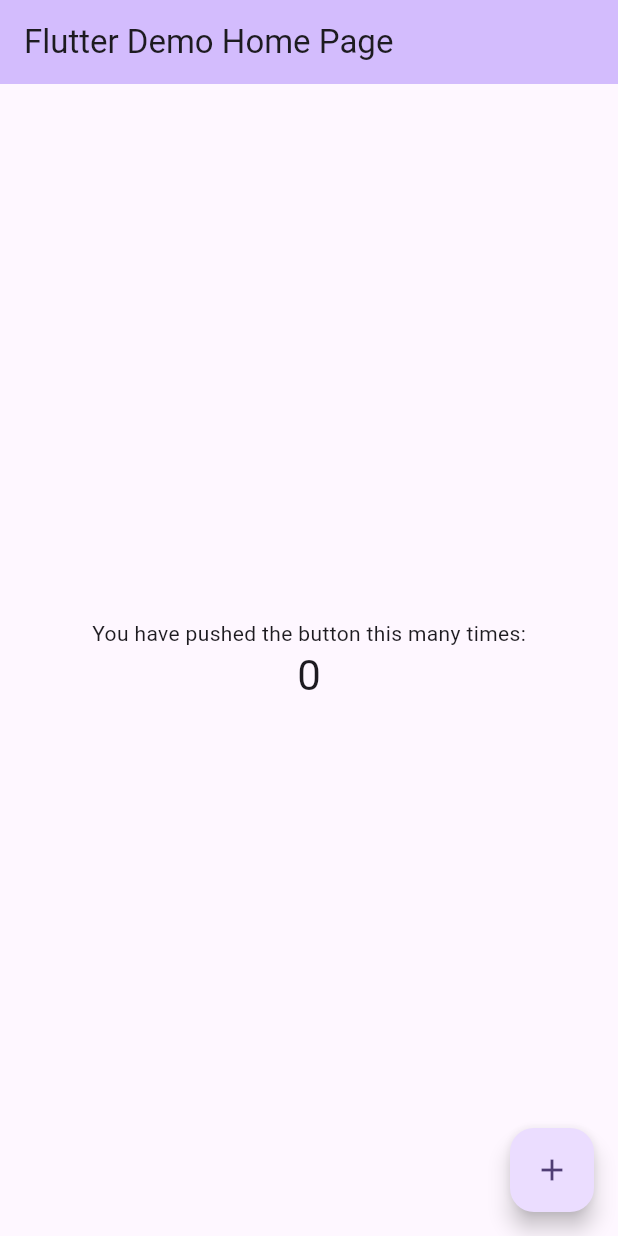
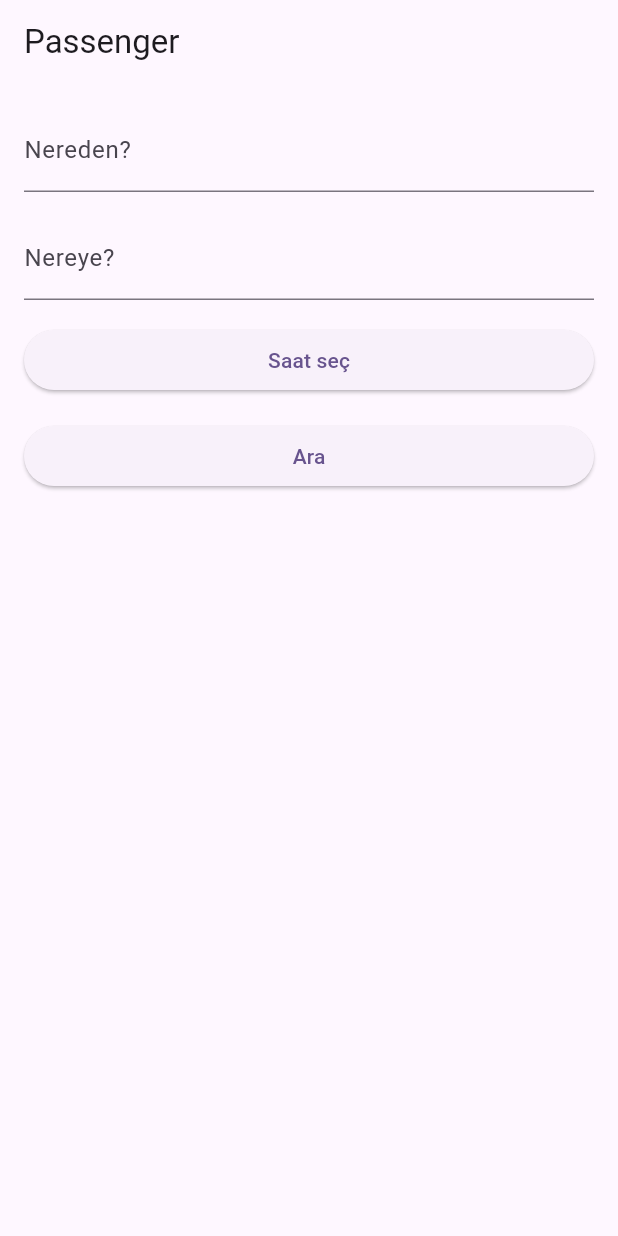
Before and after one commit to TunahanDso/NoTaxi, a Flutter app: the screen it shows after launch, on a phone screen of 412 x 824 dp. Run offline on Flutter 3.47's test engine with Material 3 defaults, Android fonts, the phone set to English and light mode, and no system bars.

Commit message:
Add PassengerScreen UI

```diff
--- a/mobile/lib/main.dart
+++ b/mobile/lib/main.dart
@@ -1,4 +1,5 @@
 import 'package:flutter/material.dart';
+import 'screens/passenger_screen.dart';
 
 void main() {
   runApp(const MyApp());
@@ -30,93 +31,7 @@ class MyApp extends StatelessWidget {
         // tested with just a hot reload.
         colorScheme: ColorScheme.fromSeed(seedColor: Colors.deepPurple),
       ),
-      home: const MyHomePage(title: 'Flutter Demo Home Page'),
+      home: const PassengerScreen(),
     );
   }
 }
-
-class MyHomePage extends StatefulWidget {
-  const MyHomePage({super.key, required this.title});
-
-  // This widget is the home page of your application. It is stateful, meaning
-  // that it has a State object (defined below) that contains fields that affect
-  // how it looks.
-
-  // This class is the configuration for the state. It holds the values (in this
-  // case the title) provided by the parent (in this case the App widget) and
-  // used by the build method of the State. Fields in a Widget subclass are
-  // always marked "final".
-
-  final String title;
-
-  @override
-  State<MyHomePage> createState() => _MyHomePageState();
-}
-
-class _MyHomePageState extends State<MyHomePage> {
-  int _counter = 0;
-
-  void _incrementCounter() {
-    setState(() {
-      // This call to setState tells the Flutter framework that something has
-      // changed in this State, which causes it to rerun the build method below
-      // so that the display can reflect the updated values. If we changed
-      // _counter without calling setState(), then the build method would not be
-      // called again, and so nothing would appear to happen.
-      _counter++;
-    });
-  }
-
-  @override
-  Widget build(BuildContext context) {
-    // This method is rerun every time setState is called, for instance as done
-    // by the _incrementCounter method above.
-    //
-    // The Flutter framework has been optimized to make rerunning build methods
-    // fast, so that you can just rebuild anything that needs updating rather
-    // than having to individually change instances of widgets.
-    return Scaffold(
-      appBar: AppBar(
-        // TRY THIS: Try changing the color here to a specific color (to
-        // Colors.amber, perhaps?) and trigger a hot reload to see the AppBar
-        // change color while the other colors stay the same.
-        backgroundColor: Theme.of(context).colorScheme.inversePrimary,
-        // Here we take the value from the MyHomePage object that was created by
-        // the App.build method, and use it to set our appbar title.
-        title: Text(widget.title),
-      ),
-      body: Center(
-        // Center is a layout widget. It takes a single child and positions it
-        // in the middle of the parent.
-        child: Column(
-          // Column is also a layout widget. It takes a list of children and
-          // arranges them vertically. By default, it sizes itself to fit its
-          // children horizontally, and tries to be as tall as its parent.
-          //
-          // Column has various properties to control how it sizes itself and
-          // how it positions its children. Here we use mainAxisAlignment to
-          // center the children vertically; the main axis here is the vertical
-          // axis because Columns are vertical (the cross axis would be
-          // horizontal).
-          //
-          // TRY THIS: Invoke "debug painting" (choose the "Toggle Debug Paint"
-          // action in the IDE, or press "p" in the console), to see the
-          // wireframe for each widget.
-          mainAxisAlignment: MainAxisAlignment.center,
-          children: <Widget>[
-            const Text('You have pushed the button this many times:'),
-            Text(
-              '$_counter',
-              style: Theme.of(context).textTheme.headlineMedium,
-            ),
-          ],
-        ),
-      ),
-      floatingActionButton: FloatingActionButton(
-        onPressed: _incrementCounter,
-        tooltip: 'Increment',
-        child: const Icon(Icons.add),
-      ), // This trailing comma makes auto-formatting nicer for build methods.
-    );
-  }
-}
--- /dev/null
+++ b/mobile/lib/screens/passenger_screen.dart
@@ -0,0 +1,66 @@
+import 'package:flutter/material.dart';
+
+class PassengerScreen extends StatefulWidget {
+  const PassengerScreen({super.key});
+
+  @override
+  State<PassengerScreen> createState() => _PassengerScreenState();
+}
+
+class _PassengerScreenState extends State<PassengerScreen> {
+  TimeOfDay? _selectedTime;
+
+  Future<void> _selectTime(BuildContext context) async {
+    final TimeOfDay? picked = await showTimePicker(
+      context: context,
+      initialTime: _selectedTime ?? TimeOfDay.now(),
+    );
+    if (picked != null) {
+      setState(() {
+        _selectedTime = picked;
+      });
+    }
+  }
+
+  @override
+  Widget build(BuildContext context) {
+    return Scaffold(
+      appBar: AppBar(
+        title: const Text('Passenger'),
+      ),
+      body: Padding(
+        padding: const EdgeInsets.all(16),
+        child: Column(
+          crossAxisAlignment: CrossAxisAlignment.stretch,
+          children: [
+            TextField(
+              decoration: const InputDecoration(
+                labelText: 'Nereden?',
+              ),
+            ),
+            const SizedBox(height: 16),
+            TextField(
+              decoration: const InputDecoration(
+                labelText: 'Nereye?',
+              ),
+            ),
+            const SizedBox(height: 16),
+            ElevatedButton(
+              onPressed: () => _selectTime(context),
+              child: Text(
+                _selectedTime == null
+                    ? 'Saat seç'
+                    : _selectedTime!.format(context),
+              ),
+            ),
+            const SizedBox(height: 16),
+            ElevatedButton(
+              onPressed: () {},
+              child: const Text('Ara'),
+            ),
+          ],
+        ),
+      ),
+    );
+  }
+}
```
Also changed, not shown: 1 other file.
